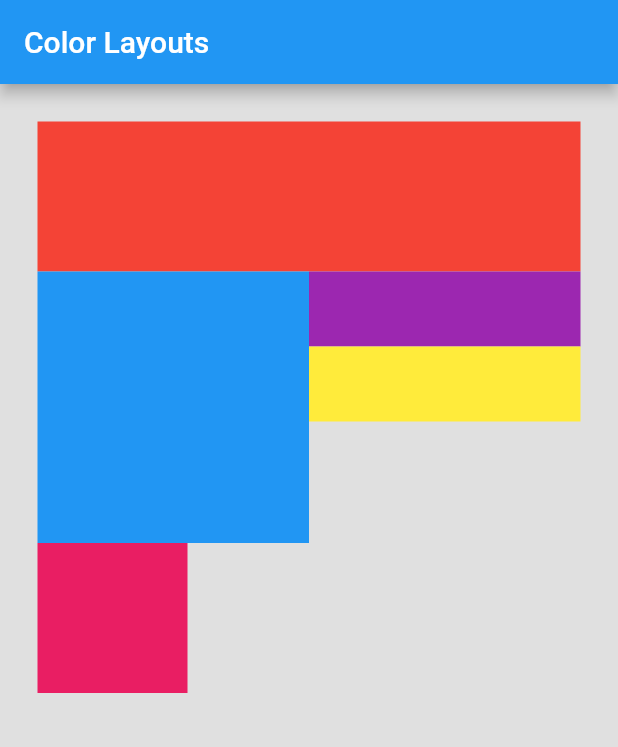
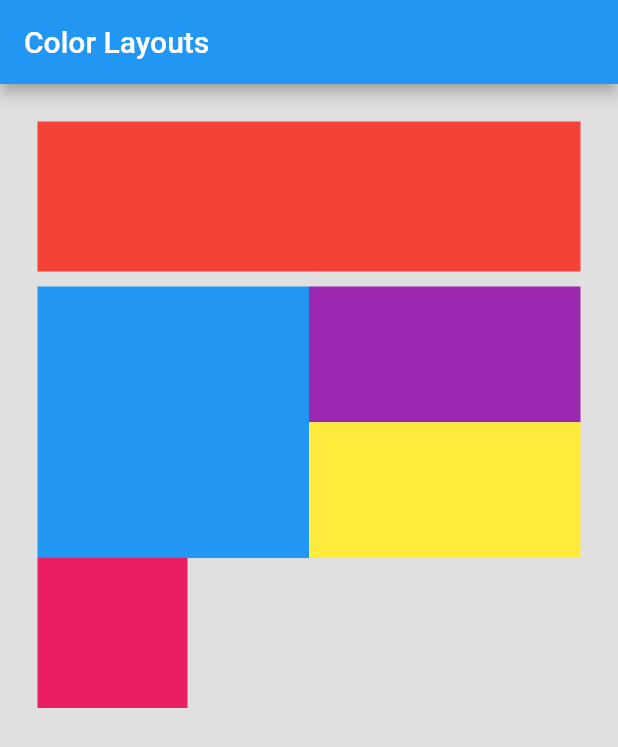
Before and after one commit to ghigbie/flutter_color_layout, a Flutter app: the screen it shows after launch, on a phone screen of 412 x 824 dp. Shown: the top 747 px of the screen. Run offline on Flutter 3.47's test engine with Material 2 defaults, Android fonts, the phone set to English and light mode, and no system bars.

Commit message:
Add Container with padding

```diff
--- a/lib/color_layout.dart
+++ b/lib/color_layout.dart
@@ -2,10 +2,12 @@ import 'package:flutter/material.dart';
 import 'package:flutter/widgets.dart';
 import 'color_layout.dart';
 
-class FirstRow extends StatelessWidget{
+class _FirstRow extends StatelessWidget{
   @override
   Widget build(BuildContext context){
-    return Row(
+    return Container(
+      padding: EdgeInsets.only(top: 10),
+        child:  Row(
         children: [
           Expanded(
             child: AspectRatio(
@@ -18,18 +20,19 @@ class FirstRow extends StatelessWidget{
                 aspectRatio: 1/1,
                 child: Column(
                   children: [
-                  Container(color: Colors.purple, height: 50),
-                  Container(color: Colors.yellow, height: 50),
+                    Expanded(child: Container(color: Colors.purple)),
+                    Expanded(child: Container(color: Colors.yellow)),
                   ]
                 )
             )
           )
         ]
+      )
     );
   }
 }
 
-class SecondRow extends StatelessWidget{
+class _SecondRow extends StatelessWidget{
   @override
   Widget build(BuildContext context){
     return Row(
@@ -52,8 +55,8 @@ class ColorLayout extends StatelessWidget{
         child: Column(
           children: [
             Container(color: Colors.red, height: 100, padding: EdgeInsets.only(bottom: 10)),
-            FirstRow(),
-            SecondRow(),
+            _FirstRow(),
+            _SecondRow(),
           ]
             ),
         ),
```
Lines whose indentation alone changed are shown as unchanged.
